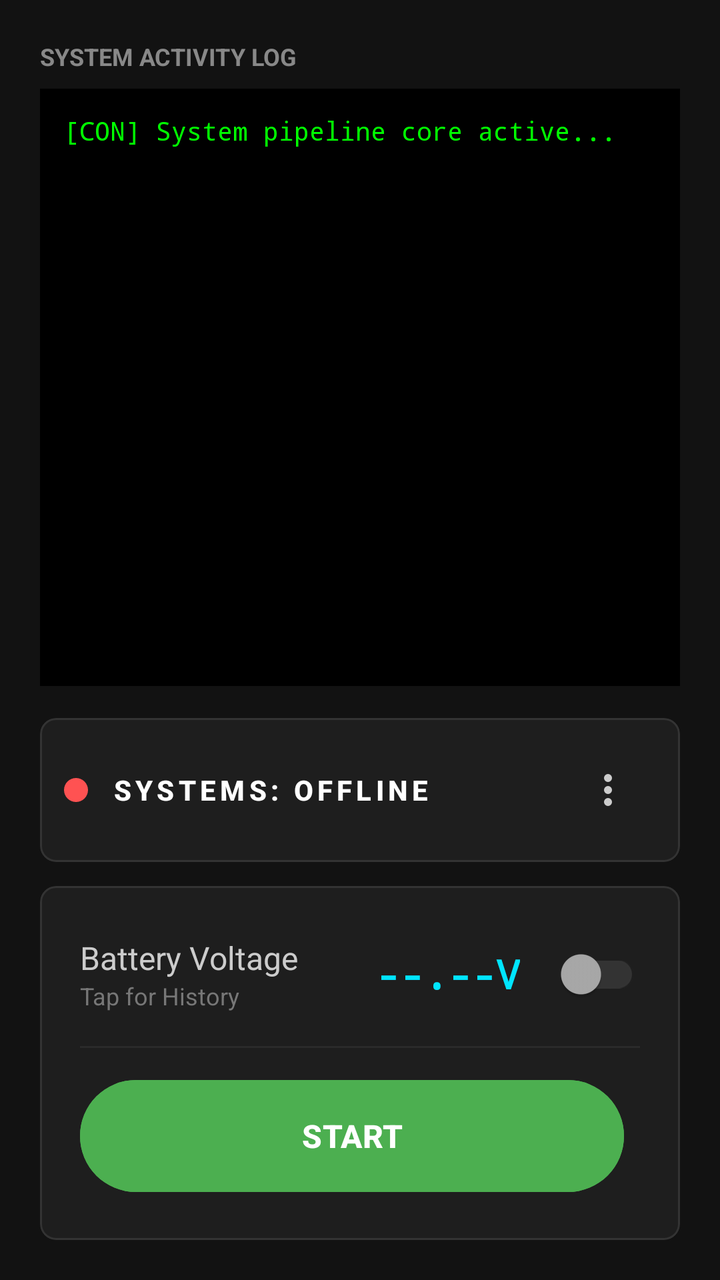
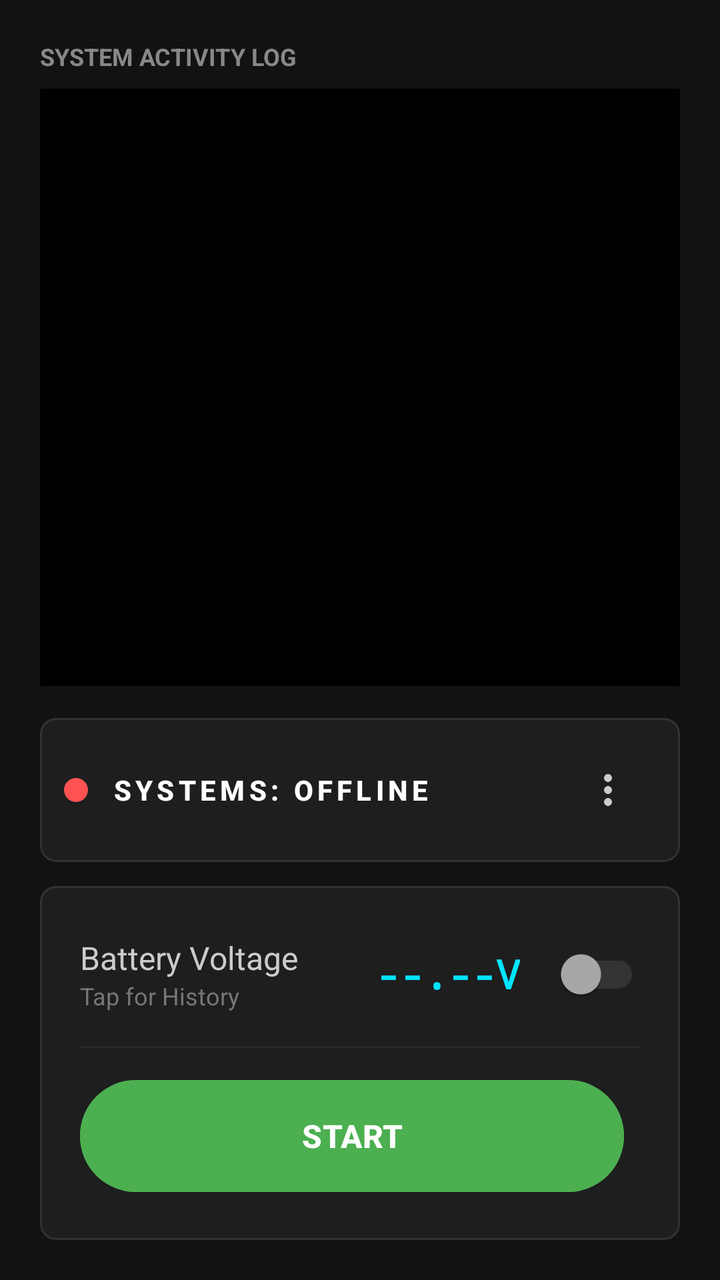

Before-and-after screenshots of an Android layout around one commit, followed by the original layout XML and the change that was made.
<!-- AndroidManifest.xml: application theme Theme.WirelessStart -->
<!-- res/layout/activity_main.xml -->
<?xml version="1.0" encoding="utf-8"?>
<androidx.constraintlayout.widget.ConstraintLayout xmlns:android="http://schemas.android.com/apk/res/android"
    xmlns:app="http://schemas.android.com/apk/res-auto"
    xmlns:tools="http://schemas.android.com/tools"
    android:id="@+id/main"
    android:layout_width="match_parent"
    android:layout_height="match_parent"
    android:padding="20dp"
    android:background="#121212"
    tools:context=".MainActivity">

    
    <TextView
        android:id="@+id/lbl_log"
        android:layout_width="match_parent"
        android:layout_height="wrap_content"
        android:text="SYSTEM ACTIVITY LOG"
        android:textColor="#888888"
        android:textSize="12sp"
        android:textStyle="bold"
        app:layout_constraintTop_toTopOf="parent" />

    
    <ScrollView
        android:id="@+id/scroll_log"
        android:layout_width="match_parent"
        android:layout_height="0dp"
        android:layout_marginTop="8dp"
        android:background="#000000"
        android:padding="12dp"
        app:layout_constraintTop_toBottomOf="@id/lbl_log"
        app:layout_constraintBottom_toTopOf="@id/panel_status">

        <TextView
            android:id="@+id/txt_log"
            android:layout_width="match_parent"
            android:layout_height="wrap_content"
            android:text="[CON] System pipeline core active...\n"
            android:textColor="#00FF00"
            android:fontFamily="monospace"
            android:textSize="13sp" />
    </ScrollView>

    
    <com.google.android.material.card.MaterialCardView
        android:id="@+id/panel_status"
        android:layout_width="match_parent"
        android:layout_height="wrap_content"
        android:layout_marginTop="16dp"
        app:cardBackgroundColor="#1E1E1E"
        app:cardCornerRadius="8dp"
        app:strokeColor="#333333"
        app:strokeWidth="1dp"
        app:cardElevation="0dp"
        app:layout_constraintTop_toBottomOf="@id/scroll_log"
        app:layout_constraintBottom_toTopOf="@id/card_grouped_section">

        <LinearLayout
            android:layout_width="match_parent"
            android:layout_height="wrap_content"
            android:orientation="horizontal"
            android:gravity="center_vertical"
            android:padding="12dp">

            
            <View
                android:id="@+id/status_indicator"
                android:layout_width="12dp"
                android:layout_height="12dp"
                android:background="@drawable/indicator_offline"
                android:layout_marginEnd="12dp" />

            
            <TextView
                android:id="@+id/txt_status"
                android:layout_width="0dp"
                android:layout_height="wrap_content"
                android:layout_weight="1"
                android:text="SYSTEMS: OFFLINE"
                android:textColor="#FFFFFF"
                android:textSize="14sp"
                android:textStyle="bold"
                android:letterSpacing="0.15"
                android:fontFamily="sans-serif-medium" />

            <androidx.appcompat.widget.AppCompatImageButton
                android:id="@+id/btn_menu"
                android:layout_width="48dp"
                android:layout_height="48dp"
                android:background="?attr/selectableItemBackgroundBorderless"
                android:src="@drawable/ic_more_vert"
                app:tint="#CCCCCC"
                android:contentDescription="More options" />

        </LinearLayout>
    </com.google.android.material.card.MaterialCardView>

    
    <com.google.android.material.card.MaterialCardView
        android:id="@+id/card_grouped_section"
        android:layout_width="match_parent"
        android:layout_height="wrap_content"
        android:layout_marginTop="12dp"
        app:cardBackgroundColor="#1E1E1E"
        app:cardCornerRadius="8dp"
        app:strokeColor="#333333"
        app:strokeWidth="1dp"
        app:cardElevation="0dp"
        app:layout_constraintTop_toBottomOf="@id/panel_status"
        app:layout_constraintBottom_toBottomOf="parent">

        <LinearLayout
            android:layout_width="match_parent"
            android:layout_height="wrap_content"
            android:orientation="vertical"
            android:padding="8dp">

            
            <LinearLayout
                android:id="@+id/panel_voltage"
                android:layout_width="match_parent"
                android:layout_height="wrap_content"
                android:orientation="horizontal"
                android:gravity="center_vertical"
                android:padding="12dp"
                android:clickable="true"
                android:focusable="true"
                android:foreground="?attr/selectableItemBackground" >

                
                <LinearLayout
                    android:layout_width="0dp"
                    android:layout_height="wrap_content"
                    android:layout_weight="1"
                    android:orientation="vertical">

                    <TextView
                        android:id="@+id/lbl_voltage_title"
                        android:layout_width="match_parent"
                        android:layout_height="wrap_content"
                        android:text="Battery Voltage"
                        android:textColor="#CCCCCC"
                        android:textSize="16sp" />

                    <TextView
                        android:id="@+id/lbl_voltage_subtitle"
                        android:layout_width="match_parent"
                        android:layout_height="wrap_content"
                        android:text="Tap for History"
                        android:textColor="#777777"
                        android:textSize="12sp" />
                </LinearLayout>

                <TextView
                    android:id="@+id/txt_voltage_value"
                    android:layout_width="wrap_content"
                    android:layout_height="wrap_content"
                    android:layout_marginEnd="12dp"
                    android:text="--.--V"
                    android:textColor="#00E5FF"
                    android:textSize="20sp"
                    android:textStyle="bold"
                    android:fontFamily="monospace" />

                <androidx.appcompat.widget.SwitchCompat
                    android:id="@+id/switch_voltage"
                    android:layout_width="wrap_content"
                    android:layout_height="wrap_content"
                    android:checked="false"
                    app:thumbTint="@color/switch_thumb_colors"
                    app:trackTint="@color/switch_track_colors"/>
            </LinearLayout>

            
            <View
                android:layout_width="match_parent"
                android:layout_height="1dp"
                android:background="#2A2A2A"
                android:layout_marginHorizontal="12dp"/>

            
            <LinearLayout
                android:id="@+id/layout_start_group"
                android:layout_width="match_parent"
                android:layout_height="wrap_content"
                android:orientation="horizontal"
                android:gravity="center_vertical"
                android:padding="12dp">

                <Button
                    android:id="@+id/btn_start"
                    android:layout_width="0dp"
                    android:layout_height="64dp"
                    android:layout_weight="1"
                    android:text="START"
                    android:textSize="16sp"
                    android:textStyle="bold"
                    android:textColor="#FFFFFF"
                    android:backgroundTint="#4CAF50" />

                <Spinner
                    android:id="@+id/spinner_start"
                    android:layout_width="wrap_content"
                    android:layout_height="64dp"
                    android:layout_marginStart="8dp"
                    android:background="#222222"
                    android:padding="8dp" />

                <EditText
                    android:id="@+id/input_custom_start"
                    android:layout_width="80dp"
                    android:layout_height="64dp"
                    android:layout_marginStart="8dp"
                    android:hint="ms"
                    android:textColorHint="#666666"
                    android:inputType="number"
                    android:textColor="#FFFFFF"
                    android:background="#222222"
                    android:padding="8dp"
                    android:gravity="center"
                    android:visibility="gone" />
            </LinearLayout>

        </LinearLayout>
    </com.google.android.material.card.MaterialCardView>

</androidx.constraintlayout.widget.ConstraintLayout>
<!-- resources referenced by this layout -->
<resources>
  <!-- drawable ic_more_vert (drawable) -->
  <vector xmlns:android="http://schemas.android.com/apk/res/android" android:height="24dp" android:tint="#000000" android:viewportHeight="960" android:viewportWidth="960" android:width="24dp">
      <path android:fillColor="@android:color/white" android:pathData="M480,800Q447,800 423.5,776.5Q400,753 400,720Q400,687 423.5,663.5Q447,640 480,640Q513,640 536.5,663.5Q560,687 560,720Q560,753 536.5,776.5Q513,800 480,800ZM480,560Q447,560 423.5,536.5Q400,513 400,480Q400,447 423.5,423.5Q447,400 480,400Q513,400 536.5,423.5Q560,447 560,480Q560,513 536.5,536.5Q513,560 480,560ZM480,320Q447,320 423.5,296.5Q400,273 400,240Q400,207 423.5,183.5Q447,160 480,160Q513,160 536.5,183.5Q560,207 560,240Q560,273 536.5,296.5Q513,320 480,320Z"/>
  </vector>
  <!-- drawable indicator_offline (drawable) -->
  <shape xmlns:android="http://schemas.android.com/apk/res/android"
      android:shape="oval">
      <solid android:color="#FF5252" /> 
      <size android:width="12dp" android:height="12dp" />
  </shape>
  <style name="Theme.WirelessStart" parent="Base.Theme.WirelessStart" />
  <style name="Base.Theme.WirelessStart" parent="Theme.Material3.DayNight.NoActionBar">
          <item name="android:statusBarColor">#121212</item>
  
          
          <item name="android:windowLightStatusBar">false</item>
      </style>
</resources>

<!-- the commit's change to res/layout/activity_main.xml (unified diff, before → after) -->
@@ -35,7 +35,6 @@
             android:id="@+id/txt_log"
             android:layout_width="match_parent"
             android:layout_height="wrap_content"
-            android:text="[CON] System pipeline core active...\n"
             android:textColor="#00FF00"
             android:fontFamily="monospace"
             android:textSize="13sp" />
